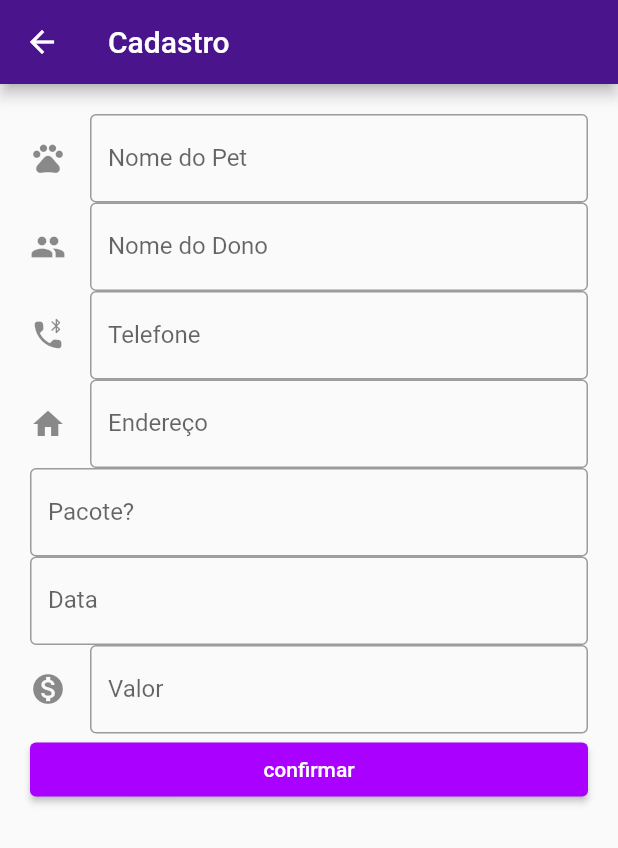
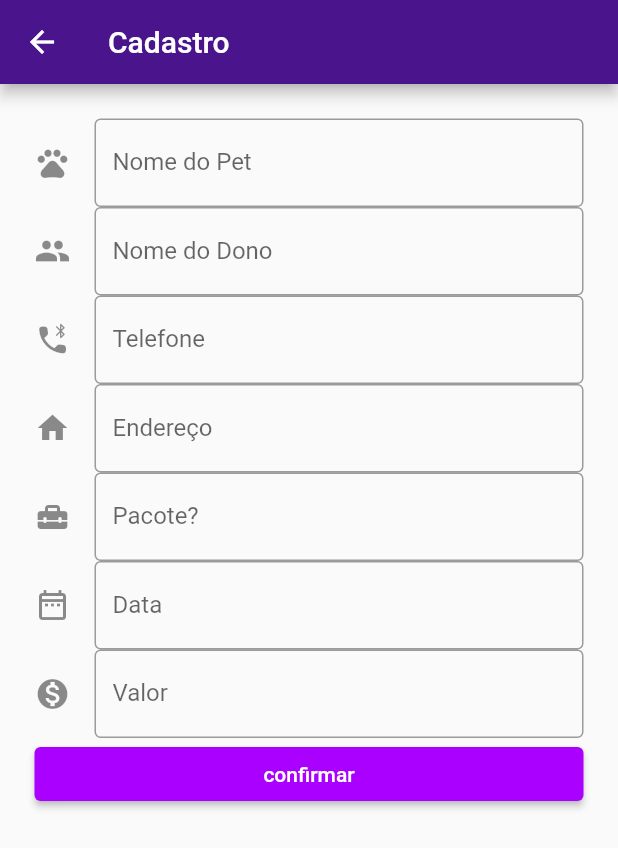
Before and after one commit to souzaantunes/AppPet, a Flutter app: the FormularioFormTransferencia screen opened by its route, on a phone screen of 412 x 824 dp. Shown: the top 848 px of the screen. Run offline on Flutter 3.47's test engine with Material 2 defaults, Android fonts, the phone set to English and light mode, and no system bars; our stand-ins replace mask_text_input_formatter, shared_preferences; accounts and stored records are empty.

```diff
--- a/lib/providers/transferencias.dart
+++ b/lib/providers/transferencias.dart
@@ -10,7 +10,6 @@ import '../models/transferencia.dart';
 class Transferencias with ChangeNotifier {
   final _baseUrl =
       'https://flutter-elton-default-rtdb.firebaseio.com/transferencias';
-
   List<Transferencia> _transferencias = [];
 
   List<Transferencia> get transferencias => [..._transferencias];
@@ -79,8 +78,6 @@ class Transferencias with ChangeNotifier {
     if (transferencia == null || transferencia.id == null) {
       return;
     }
-
-    print(transferencia.dataPagamento);
     final index = _transferencias
         .indexWhere((transfer) => transfer.id == transferencia.id);
     if (index >= 0) {
@@ -109,14 +106,12 @@ class Transferencias with ChangeNotifier {
       notifyListeners();
       final response = await http
           .delete("$_baseUrl/$_userId/${transferencias.id}.json?auth=$_token");
-
       if (response.statusCode >= 400) {
         _transferencias.insert(index, transferencias);
         notifyListeners();
         throw HttpException('Ocorreu um problena na exclusao do Cdastro');
       }
       // _transferencias.removeWhere((transfer) => transfer.id == id);
-
     }
   }
 }
--- a/lib/screens/transferencia/formulario_form.dart
+++ b/lib/screens/transferencia/formulario_form.dart
@@ -1,5 +1,6 @@
 import 'package:app/models/transferencia.dart';
 import 'package:app/providers/transferencias.dart';
+import 'package:app/util/DateUtil.dart';
 
 import 'package:flutter/material.dart';
 import 'package:mask_text_input_formatter/mask_text_input_formatter.dart';
@@ -14,12 +15,15 @@ class FormularioFormTransferencia extends StatefulWidget {
 
 class FormularioFormTransferenciaState
     extends State<FormularioFormTransferencia> {
-  final formatterPhone = MaskTextInputFormatter(mask: '+## (##) ###-##-##');
+  final formatterPhone = MaskTextInputFormatter(mask: '+## (##) #####-####');
   final formatterDate = MaskTextInputFormatter(mask: '##/##/####');
   final _priceFocusNode = FocusNode();
   final _valorFocusNode = FocusNode();
   final _dataFocusNode = FocusNode();
+  final _focusNode = FocusNode();
+  final _banhoFocusNode = FocusNode();
   final _telefoneFocusNode = FocusNode();
+
   final _form = GlobalKey<FormState>();
   final _formData = Map<String, Object>();
   bool _isLoading = false;
@@ -52,6 +56,8 @@ class FormularioFormTransferenciaState
     _valorFocusNode.dispose();
     _dataFocusNode.dispose();
     _telefoneFocusNode.dispose();
+    _banhoFocusNode.dispose();
+    _focusNode.dispose();
   }
 
   Future<void> _saveForm() async {
@@ -101,6 +107,7 @@ class FormularioFormTransferenciaState
   @override
   Widget build(BuildContext context) {
     return Scaffold(
+
       appBar: AppBar(
         title: Text('Cadastro'),
       ),
@@ -109,7 +116,7 @@ class FormularioFormTransferenciaState
               child: CircularProgressIndicator(),
             )
           : Padding(
-              padding: const EdgeInsets.all(20.0),
+              padding: const EdgeInsets.all(23.0),
               child: Form(
                 key: _form,
                 child: ListView(
@@ -121,10 +128,10 @@ class FormularioFormTransferenciaState
                         labelText: 'Nome do Pet',
                         icon: Icon(Icons.pets),
                       ),
-                      // textInputAction: TextInputAction.next,
-                      // onFieldSubmitted: (_) {
-                      //   FocusScope.of(context).requestFocus(_priceFocusNode);
-                      // },
+                      textInputAction: TextInputAction.next,
+                      onFieldSubmitted: (_) {
+                        FocusScope.of(context).requestFocus(_priceFocusNode);
+                      },
                       onSaved: (value) => _formData['nomedoCachorro'] = value,
                     ),
                     TextFormField(
@@ -134,11 +141,8 @@ class FormularioFormTransferenciaState
                         labelText: 'Nome do Dono',
                         icon: Icon(Icons.people),
                       ),
-                      // textInputAction: TextInputAction.next,
-                      // focusNode: _priceFocusNode,
-                      // onFieldSubmitted: (_) {
-                      //   FocusScope.of(context).requestFocus(_priceFocusNode);
-                      // },
+                      textInputAction: TextInputAction.next,
+                      focusNode: _priceFocusNode,
                       onSaved: (value) => _formData['nomeDono'] = value,
                     ),
                     TextFormField(
@@ -150,11 +154,8 @@ class FormularioFormTransferenciaState
                       ),
                       keyboardType: TextInputType.phone,
                       inputFormatters: [formatterPhone],
-                      // textInputAction: TextInputAction.next,
-                      // focusNode: _telefoneFocusNode,
-                      // onFieldSubmitted: (_) {
-                      //   FocusScope.of(context).requestFocus(_telefoneFocusNode);
-                      // },
+                      textInputAction: TextInputAction.next,
+                      focusNode: _telefoneFocusNode,
                       onSaved: (value) => _formData['telefone'] = value,
                     ),
                     TextFormField(
@@ -164,11 +165,8 @@ class FormularioFormTransferenciaState
                         labelText: 'Endereço',
                         icon: Icon(Icons.home),
                       ),
-                      // textInputAction: TextInputAction.next,
-                      // focusNode: _priceFocusNode,
-                      // onFieldSubmitted: (_) {
-                      //   FocusScope.of(context).requestFocus(_priceFocusNode);
-                      // },
+                      textInputAction: TextInputAction.next,
+                      focusNode: _focusNode,
                       onSaved: (value) => _formData['endereco'] = value,
                     ),
                     TextFormField(
@@ -177,27 +175,23 @@ class FormularioFormTransferenciaState
                         border: OutlineInputBorder(),
                         labelText: 'Pacote?',
                         hintText: "Sim/Nao",
+                        icon: Icon(Icons.home_repair_service_rounded)
                       ),
-                      // textInputAction: TextInputAction.next,
-                      // focusNode: _priceFocusNode,
-                      // onFieldSubmitted: (_) {
-                      //   FocusScope.of(context).requestFocus(_priceFocusNode);
-                      // },
+                      textInputAction: TextInputAction.next,
+                      focusNode: _banhoFocusNode,
                       onSaved: (value) => _formData['pacoteDeBanho'] = value,
                     ),
                     TextFormField(
                       initialValue: _formData['dataPagamento'],
                       decoration: InputDecoration(
                         border: OutlineInputBorder(),
+                        icon: Icon(Icons.date_range_outlined),
                         labelText: "Data",
                       ),
                       inputFormatters: [formatterDate],
                       keyboardType: TextInputType.datetime,
-                      // textInputAction: TextInputAction.next,
-                      // focusNode: _dataFocusNode,
-                      // onFieldSubmitted: (_) {
-                      //   FocusScope.of(context).requestFocus(_dataFocusNode);
-                      // },
+                      textInputAction: TextInputAction.next,
+                      focusNode: _dataFocusNode,
                       onSaved: (value) => _formData['dataPagamento'] = value,
                     ),
                     TextFormField(
@@ -211,7 +205,7 @@ class FormularioFormTransferenciaState
                         decimal: true,
                       ),
                       textInputAction: TextInputAction.done,
-                      // focusNode: _valorFocusNode,
+                      focusNode: _valorFocusNode,
                       onSaved: (value) =>
                           _formData['valor'] = double.parse(value),
                     ),
--- a/lib/screens/transferencia/lista.dart
+++ b/lib/screens/transferencia/lista.dart
@@ -51,15 +51,13 @@ class ListaTransferenciaState extends State<ListTransferencia> {
         ],
       ),
       body: _isLoading
-          ? Center(
-              child: CircularProgressIndicator(),
-            )
+          ? Center(child: CircularProgressIndicator(),)
           : RefreshIndicator(
               onRefresh: () => _refreshTransferencia(context),
               child: ListView.builder(
                 itemCount: transfer.length,
                 itemBuilder: (context, indice) =>
-                    ItemTransferencia(transfer[indice]),
+                 ItemTransferencia(transfer[indice]),
               ),
             ),
       floatingActionButton: FloatingActionButton(
```
Also changed, not shown: lib/components/ciraçao_login.dart (+9 -4 lines), lib/providers/Auth.dart (+3 -7 lines), lib/screens/login/auth_card.dart (+8 -6 lines), lib/screens/transferencia/Item.dart (+21 -2 lines), lib/util/DateUtil.dart (+8 -0 lines).
